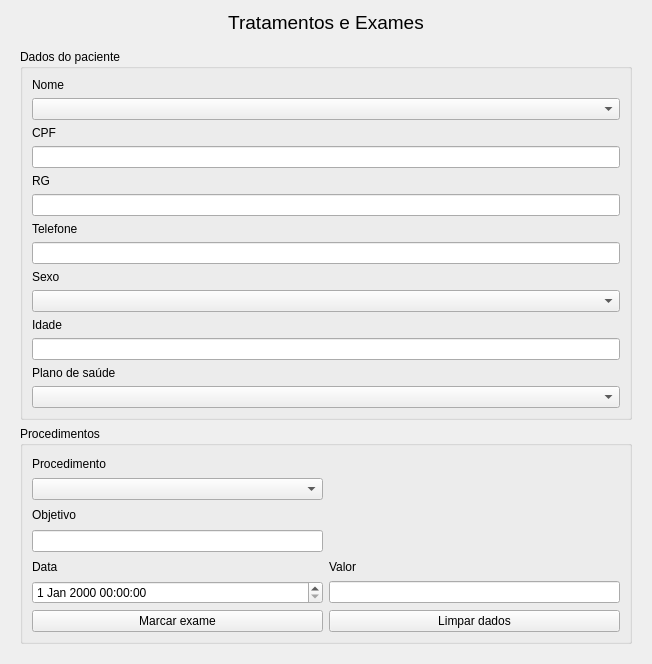
mateusangeli/PEPMED, file ui/exames.ui: the form before one commit.
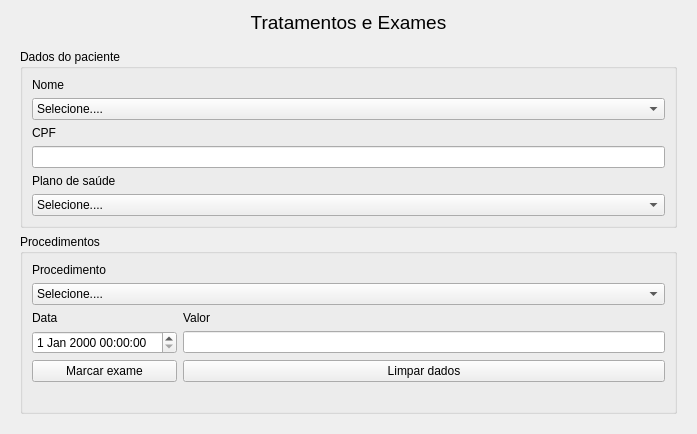
The form after the commit.

What changed in the file:
```diff
--- a/ui/exames.ui
+++ b/ui/exames.ui
@@ -6,8 +6,8 @@
    <rect>
     <x>0</x>
     <y>0</y>
-    <width>652</width>
-    <height>664</height>
+    <width>697</width>
+    <height>383</height>
    </rect>
   </property>
   <property name="sizePolicy">
@@ -16,6 +16,12 @@
     <verstretch>0</verstretch>
    </sizepolicy>
   </property>
+  <property name="maximumSize">
+   <size>
+    <width>800</width>
+    <height>383</height>
+   </size>
+  </property>
   <property name="windowTitle">
    <string>Form</string>
   </property>
@@ -28,6 +34,12 @@
        <verstretch>0</verstretch>
       </sizepolicy>
      </property>
+     <property name="maximumSize">
+      <size>
+       <width>800</width>
+       <height>16777215</height>
+      </size>
+     </property>
      <property name="font">
       <font>
        <pointsize>14</pointsize>
@@ -59,52 +71,12 @@
          <item>
           <layout class="QGridLayout" name="gridLayout">
            <item row="3" column="0">
-            <widget class="QLineEdit" name="lineEdit_2"/>
-           </item>
-           <item row="2" column="0">
             <widget class="QLabel" name="label_3">
              <property name="text">
               <string>CPF</string>
              </property>
             </widget>
            </item>
-           <item row="8" column="0">
-            <widget class="QLabel" name="label_4">
-             <property name="text">
-              <string>Sexo</string>
-             </property>
-            </widget>
-           </item>
-           <item row="7" column="0">
-            <widget class="QLineEdit" name="lineEdit_5"/>
-           </item>
-           <item row="4" column="0">
-            <widget class="QLabel" name="label_5">
-             <property name="text">
-              <string>RG</string>
-             </property>
-            </widget>
-           </item>
-           <item row="11" column="0">
-            <widget class="QLineEdit" name="lineEdit_4"/>
-           </item>
-           <item row="10" column="0">
-            <widget class="QLabel" name="label_6">
-             <property name="text">
-              <string>Idade</string>
-             </property>
-            </widget>
-           </item>
-           <item row="9" column="0">
-            <widget class="QComboBox" name="comboBox"/>
-           </item>
-           <item row="6" column="0">
-            <widget class="QLabel" name="label_7">
-             <property name="text">
-              <string>Telefone</string>
-             </property>
-            </widget>
-           </item>
            <item row="0" column="0">
             <widget class="QLabel" name="label_2">
              <property name="text">
@@ -112,21 +84,43 @@
              </property>
             </widget>
            </item>
-           <item row="12" column="0">
+           <item row="5" column="0">
             <widget class="QLabel" name="label_8">
              <property name="text">
               <string>Plano de saúde</string>
              </property>
             </widget>
            </item>
-           <item row="13" column="0">
-            <widget class="QComboBox" name="comboBox_2"/>
-           </item>
-           <item row="5" column="0">
-            <widget class="QLineEdit" name="lineEdit_3"/>
-           </item>
            <item row="1" column="0">
-            <widget class="QComboBox" name="comboBox_4"/>
+            <widget class="QComboBox" name="combo_paciente">
+             <item>
+              <property name="text">
+               <string>Selecione....</string>
+              </property>
+             </item>
+            </widget>
+           </item>
+           <item row="6" column="0">
+            <widget class="QComboBox" name="combo_plano">
+             <item>
+              <property name="text">
+               <string>Selecione....</string>
+              </property>
+             </item>
+             <item>
+              <property name="text">
+               <string>Sim</string>
+              </property>
+             </item>
+             <item>
+              <property name="text">
+               <string>Não</string>
+              </property>
+             </item>
+            </widget>
+           </item>
+           <item row="4" column="0">
+            <widget class="QLineEdit" name="cpf"/>
            </item>
           </layout>
          </item>
@@ -147,57 +141,95 @@
         <layout class="QHBoxLayout" name="horizontalLayout_2">
          <item>
           <layout class="QGridLayout" name="gridLayout_2">
-           <item row="2" column="0">
-            <widget class="QLabel" name="label_11">
+           <item row="3" column="0">
+            <widget class="QDateTimeEdit" name="data_exame"/>
+           </item>
+           <item row="4" column="0">
+            <widget class="QPushButton" name="marcar_btn">
              <property name="text">
-              <string>Objetivo</string>
+              <string>Marcar exame</string>
              </property>
             </widget>
            </item>
-           <item row="4" column="0">
+           <item row="2" column="0">
             <widget class="QLabel" name="label_10">
              <property name="text">
               <string>Data</string>
              </property>
             </widget>
            </item>
-           <item row="5" column="0">
-            <widget class="QDateTimeEdit" name="dateTimeEdit"/>
+           <item row="3" column="1">
+            <widget class="QLineEdit" name="valor"/>
            </item>
-           <item row="6" column="0">
-            <widget class="QPushButton" name="pushButton_2">
-             <property name="text">
-              <string>Marcar exame</string>
-             </property>
-            </widget>
-           </item>
-           <item row="4" column="1">
+           <item row="2" column="1">
             <widget class="QLabel" name="label_12">
              <property name="text">
               <string>Valor</string>
              </property>
             </widget>
            </item>
-           <item row="3" column="0">
-            <widget class="QLineEdit" name="lineEdit_6"/>
+           <item row="4" column="1">
+            <widget class="QPushButton" name="limpar_btn">
+             <property name="text">
+              <string>Limpar dados</string>
+             </property>
+            </widget>
            </item>
-           <item row="5" column="1">
-            <widget class="QLineEdit" name="lineEdit_7"/>
+           <item row="1" column="0" colspan="2">
+            <widget class="QComboBox" name="combo_procedimento">
+             <item>
+              <property name="text">
+               <string>Selecione....</string>
+              </property>
+             </item>
+             <item>
+              <property name="text">
+               <string>Hemograma</string>
+              </property>
+             </item>
+             <item>
+              <property name="text">
+               <string>Eletrocardiograma</string>
+              </property>
+             </item>
+             <item>
+              <property name="text">
+               <string>Exame de urina</string>
+              </property>
+             </item>
+             <item>
+              <property name="text">
+               <string>Exame de fezes</string>
+              </property>
+             </item>
+             <item>
+              <property name="text">
+               <string>Glicose em jejum</string>
+              </property>
+             </item>
+             <item>
+              <property name="text">
+               <string>Lipidograma</string>
+              </property>
+             </item>
+             <item>
+              <property name="text">
+               <string>Teste de hormônio</string>
+              </property>
+             </item>
+            </widget>
            </item>
-           <item row="0" column="0">
+           <item row="0" column="0" colspan="2">
             <widget class="QLabel" name="label_9">
              <property name="text">
               <string>Procedimento</string>
              </property>
             </widget>
            </item>
-           <item row="1" column="0">
-            <widget class="QComboBox" name="comboBox_3"/>
-           </item>
-           <item row="6" column="1">
-            <widget class="QPushButton" name="pushButton">
+           <item row="5" column="0">
+            <widget class="QLabel" name="label_msg">
              <property name="text">
-              <string>Limpar dados</string>
+              <string/>
              </property>
             </widget>
            </item>
```
